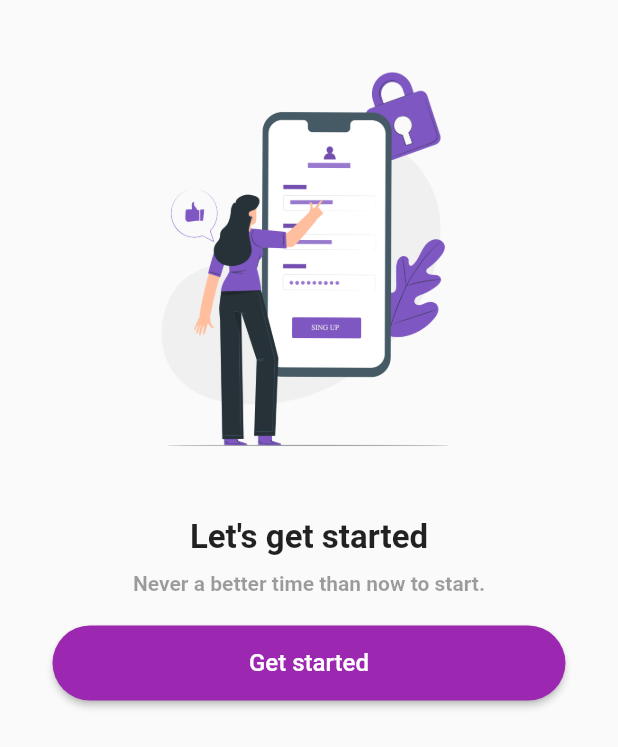
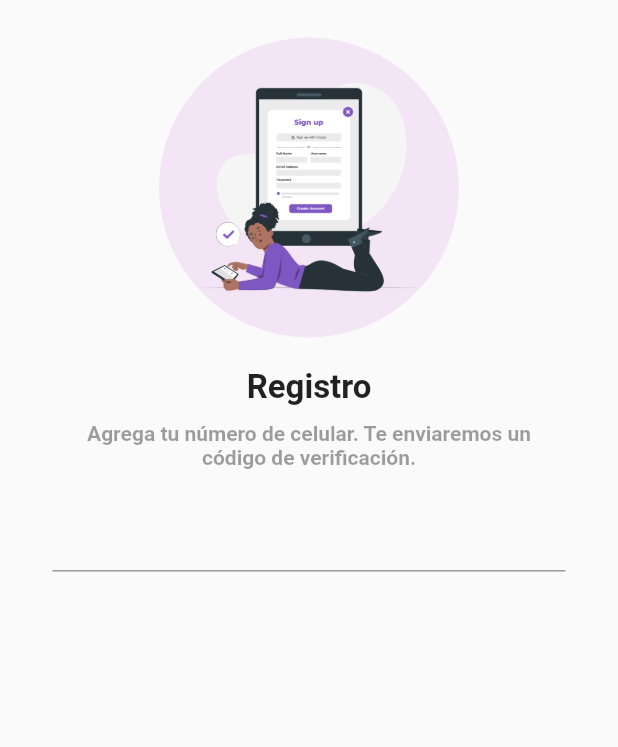
Before and after one commit to hernanspc/Flutter_Phone_Auth, a Flutter app: the screen it shows after launch, after a tap on "Get started", on a phone screen of 412 x 824 dp. Shown: the top 747 px of the screen. Run offline on Flutter 3.47's test engine with Material 2 defaults, Android fonts, the phone set to English and light mode, and no system bars.

Commit message:
se agrega input

```diff
--- /dev/null
+++ b/lib/screens/register_screen.dart
@@ -0,0 +1,65 @@
+import 'package:flutter/material.dart';
+
+class RegisterScreen extends StatefulWidget {
+  const RegisterScreen({super.key});
+
+  @override
+  State<RegisterScreen> createState() => _RegisterScreenState();
+}
+
+class _RegisterScreenState extends State<RegisterScreen> {
+  final TextEditingController phoneController = TextEditingController();
+
+  @override
+  Widget build(BuildContext context) {
+    return Scaffold(
+      body: SafeArea(
+          child: Center(
+              child: Padding(
+        padding: const EdgeInsets.symmetric(vertical: 25, horizontal: 35),
+        child: Column(
+          children: [
+            Container(
+              width: 200,
+              height: 200,
+              padding: const EdgeInsets.all(20.0),
+              decoration: BoxDecoration(
+                shape: BoxShape.circle,
+                color: Colors.purple.shade50,
+              ),
+              child: Image.asset(
+                "assets/image2.png",
+              ),
+            ),
+            //SEPARADOR
+            const SizedBox(height: 20),
+            //SEPARADOR
+            const Text(
+              "Registro",
+              style: TextStyle(
+                fontSize: 22,
+                fontWeight: FontWeight.bold,
+              ),
+            ),
+            const SizedBox(height: 10),
+            const Text(
+              "Agrega tu número de celular. Te enviaremos un código de verificación.",
+              style: TextStyle(
+                fontSize: 14,
+                color: Colors.black38,
+                fontWeight: FontWeight.bold,
+              ),
+              textAlign: TextAlign.center,
+            ),
+            //SEPARADOR
+            const SizedBox(height: 20),
+            TextFormField(
+              controller: phoneController,
+            )
+            //SEPARADOR
+          ],
+        ),
+      ))),
+    );
+  }
+}
--- a/lib/screens/welcome_screen.dart
+++ b/lib/screens/welcome_screen.dart
@@ -1,4 +1,5 @@
 import 'package:flutter/material.dart';
+import 'package:phoneauth_firebase/screens/register_screen.dart';
 import 'package:phoneauth_firebase/widgets/custom_button.dart';
 
 class WelcomeScreen extends StatefulWidget {
@@ -20,6 +21,7 @@ class _WelcomeScreenState extends State<WelcomeScreen> {
           horizontal: 35,
         ),
         child: Column(
+          mainAxisAlignment: MainAxisAlignment.center,
           children: [
             Image.asset("assets/image1.png", height: 300),
             const SizedBox(height: 20),
@@ -44,7 +46,15 @@ class _WelcomeScreenState extends State<WelcomeScreen> {
             SizedBox(
               width: double.infinity,
               height: 50,
-              child: CustomButton(text: 'Get started', onPressed: () {}),
+              child: CustomButton(
+                onPressed: () {
+                  Navigator.push(
+                      context,
+                      MaterialPageRoute(
+                          builder: (context) => const RegisterScreen()));
+                },
+                text: 'Get started',
+              ),
             )
           ],
         ),
```
